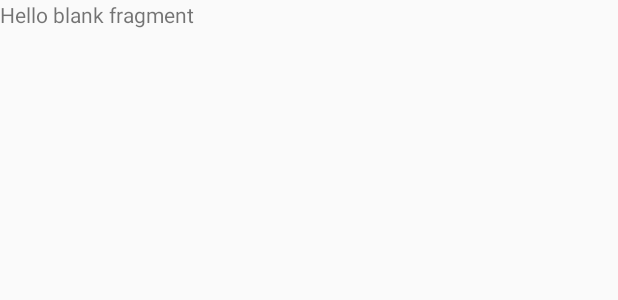
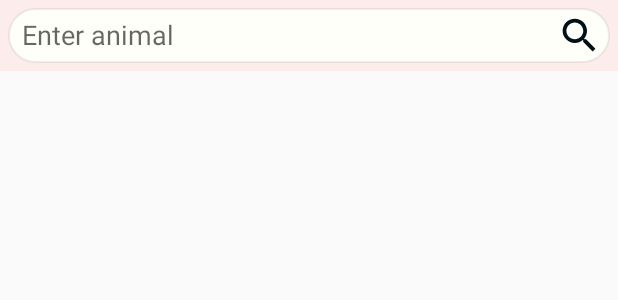
Before and after one commit to DreHubOff/FunFacts, an Android app: the layout fragment_search.xml on its own in the app's theme, with its tools: preview values and no code run, on a phone screen of 412 x 824 dp. Shown: the top 300 px of the screen. Run offline under Robolectric (Android 15) with nearby library versions, the phone set to English and light mode, and no system bars.

Commit message:
search layout

```diff
--- /dev/null
+++ b/app/src/main/res/drawable/ic_search_black_60dp_not_pressed.xml
@@ -0,0 +1,5 @@
+<vector android:height="60dp" android:tint="#020F13"
+    android:viewportHeight="24.0" android:viewportWidth="24.0"
+    android:width="60dp" xmlns:android="http://schemas.android.com/apk/res/android">
+    <path android:fillColor="#FF000000" android:pathData="M15.5,14h-0.79l-0.28,-0.27C15.41,12.59 16,11.11 16,9.5 16,5.91 13.09,3 9.5,3S3,5.91 3,9.5 5.91,16 9.5,16c1.61,0 3.09,-0.59 4.23,-1.57l0.27,0.28v0.79l5,4.99L20.49,19l-4.99,-5zM9.5,14C7.01,14 5,11.99 5,9.5S7.01,5 9.5,5 14,7.01 14,9.5 11.99,14 9.5,14z"/>
+</vector>
--- /dev/null
+++ b/app/src/main/res/drawable/ic_search_black_60dp_pressed.xml
@@ -0,0 +1,5 @@
+<vector android:height="60dp" android:tint="#1885A6"
+    android:viewportHeight="24.0" android:viewportWidth="24.0"
+    android:width="60dp" xmlns:android="http://schemas.android.com/apk/res/android">
+    <path android:fillColor="#176367" android:pathData="M15.5,14h-0.79l-0.28,-0.27C15.41,12.59 16,11.11 16,9.5 16,5.91 13.09,3 9.5,3S3,5.91 3,9.5 5.91,16 9.5,16c1.61,0 3.09,-0.59 4.23,-1.57l0.27,0.28v0.79l5,4.99L20.49,19l-4.99,-5zM9.5,14C7.01,14 5,11.99 5,9.5S7.01,5 9.5,5 14,7.01 14,9.5 11.99,14 9.5,14z"/>
+</vector>
--- /dev/null
+++ b/app/src/main/res/drawable/search_but_background.xml
@@ -0,0 +1,7 @@
+<?xml version="1.0" encoding="utf-8"?>
+<selector xmlns:android="http://schemas.android.com/apk/res/android">
+    <item android:state_pressed="false"
+        android:drawable="@drawable/ic_search_black_60dp_not_pressed"/>
+    <item android:state_pressed="true"
+        android:drawable="@drawable/ic_search_black_60dp_pressed"/>
+</selector>
--- /dev/null
+++ b/app/src/main/res/drawable/search_edit_background.xml
@@ -0,0 +1,8 @@
+<?xml version="1.0" encoding="utf-8"?>
+<shape xmlns:android="http://schemas.android.com/apk/res/android"
+    android:shape="rectangle">
+    <solid android:color="#FFFFFA" />
+    <corners android:radius="18dp" />
+    <stroke android:color="#1D6E6969"
+        android:width="1dp"/>
+</shape>
--- a/app/src/main/res/layout/fragment_search.xml
+++ b/app/src/main/res/layout/fragment_search.xml
@@ -2,13 +2,36 @@
 <FrameLayout xmlns:android="http://schemas.android.com/apk/res/android"
     xmlns:tools="http://schemas.android.com/tools"
     android:layout_width="match_parent"
-    android:layout_height="match_parent"
+    android:layout_height="wrap_content"
+    android:background="#BBFFE8E8"
+    android:padding="5dp"
     tools:context=".ui.search.SearchFragment">
 
-    <!-- TODO: Update blank fragment layout -->
-    <TextView
+    <LinearLayout
         android:layout_width="match_parent"
-        android:layout_height="match_parent"
-        android:text="@string/hello_blank_fragment" />
+        android:layout_height="wrap_content"
+        android:background="@drawable/search_edit_background"
+        android:orientation="horizontal"
+        android:paddingHorizontal="5dp"
+        android:paddingVertical="3dp">
+
+        <EditText
+            android:id="@+id/search_text"
+            android:layout_width="0dp"
+            android:layout_height="28dp"
+            android:layout_gravity="center_vertical"
+            android:layout_weight="1"
+            android:layout_marginLeft="4dp"
+            android:background="#FFFFFA"
+            android:hint="@string/enter_animal_hint"
+            android:inputType="textPersonName" />
+
+        <Button
+            android:id="@+id/search_button"
+            android:layout_width="30dp"
+            android:layout_height="30dp"
+            android:layout_gravity="center"
+            android:background="@drawable/search_but_background" />
+    </LinearLayout>
 
 </FrameLayout>
--- a/app/src/main/res/values/strings.xml
+++ b/app/src/main/res/values/strings.xml
@@ -3,4 +3,5 @@
 
     <!-- TODO: Remove or change this placeholder text -->
     <string name="hello_blank_fragment">Hello blank fragment</string>
+    <string name="enter_animal_hint">Enter animal</string>
 </resources>
--- a/app/src/main/res/values/styles.xml
+++ b/app/src/main/res/values/styles.xml
@@ -1,10 +1,10 @@
 <resources>
 
     <!-- Base application theme. -->
-    <style name="AppTheme" parent="Theme.AppCompat.Light.DarkActionBar">
+    <style name="AppTheme" parent="Theme.AppCompat.Light.NoActionBar">
         <!-- Customize your theme here. -->
-        <item name="colorPrimary">@color/colorPrimary</item>
-        <item name="colorPrimaryDark">@color/colorPrimaryDark</item>
+        <item name="colorPrimary">#BBFFE8E8</item>
+        <item name="colorPrimaryDark">#BBFFE8E8</item>
         <item name="colorAccent">@color/colorAccent</item>
     </style>
 
```
Also changed, not shown: app/src/main/java/com/studying/funfacts/network/model/RequestBuilder.kt (added, +58 -0 lines), app/src/main/java/com/studying/funfacts/ui/main/ListFragment.kt (+3 -28 lines), app/src/main/java/com/studying/funfacts/ui/main/MainActivity.kt (+7 -8 lines), app/src/main/java/com/studying/funfacts/ui/main/adapter/FactsAdapter.kt (+4 -4 lines).
